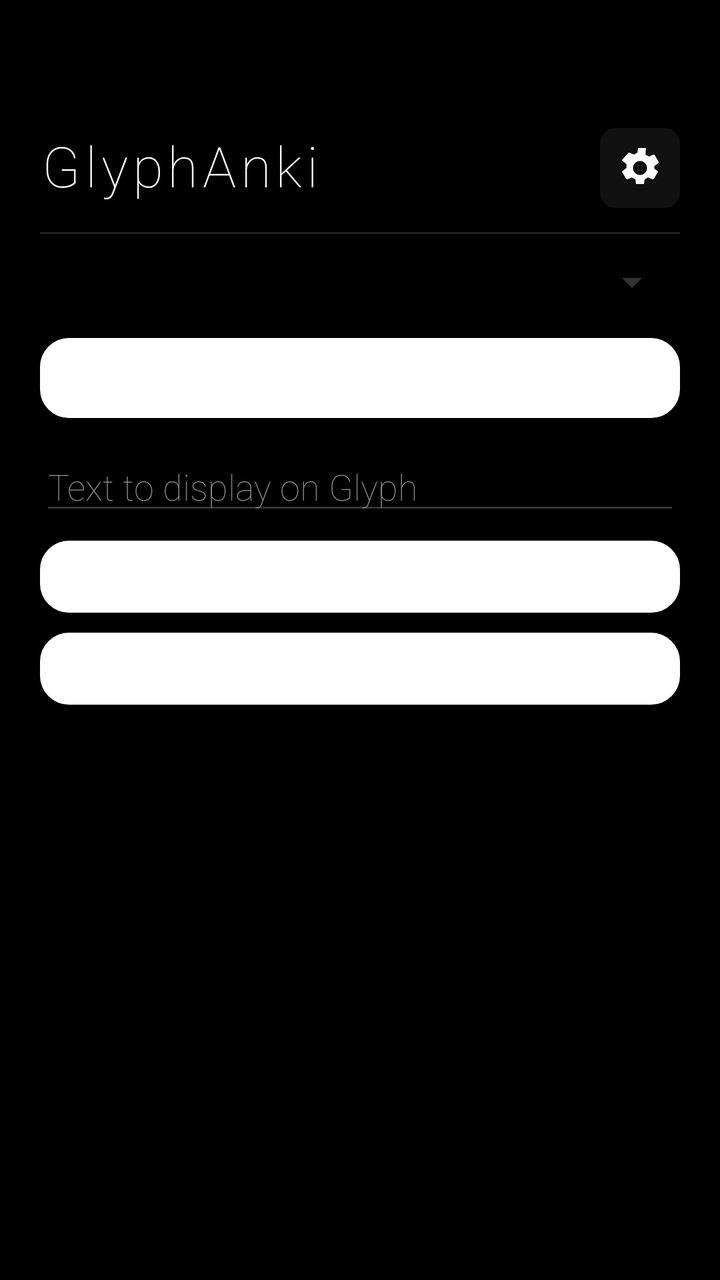
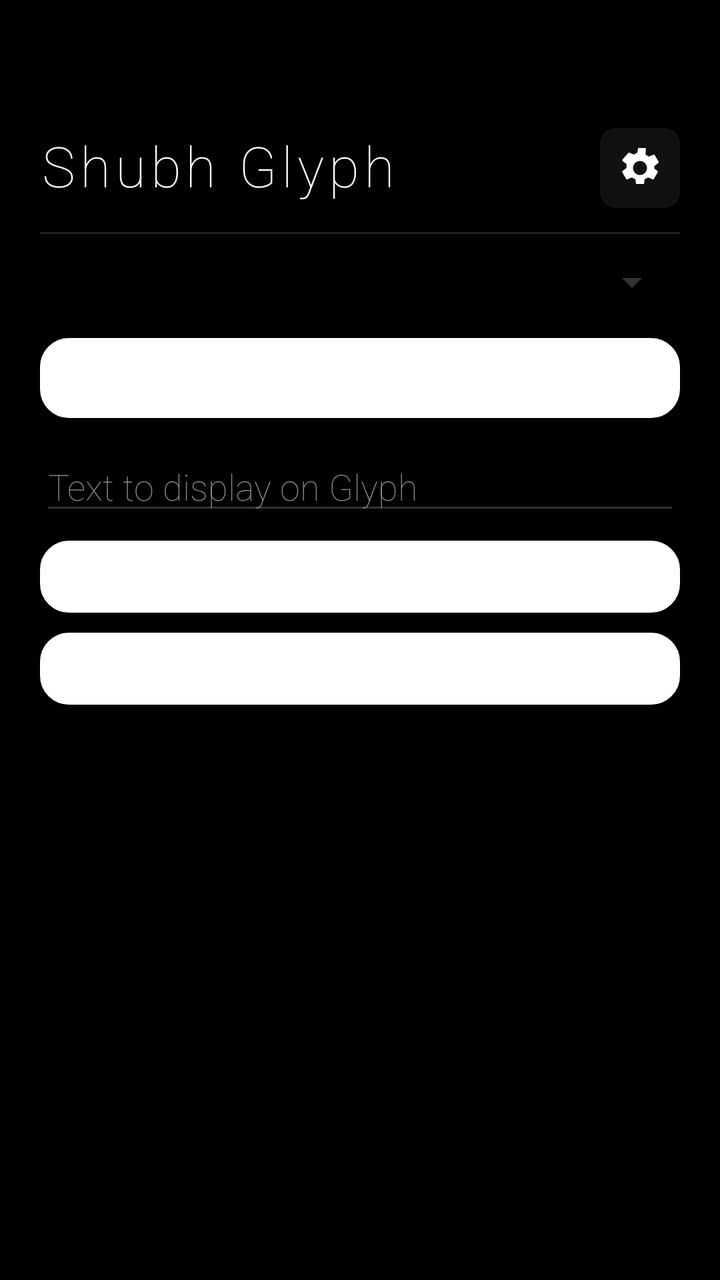

Screens rendered from an Android XML layout before and after an edit, with the pre-edit source and the edit as a unified diff.
<!-- AndroidManifest.xml: application theme Theme.GlyphAnki -->
<!-- res/layout/activity_main.xml -->
<?xml version="1.0" encoding="utf-8"?>
<LinearLayout xmlns:android="http://schemas.android.com/apk/res/android"
    android:layout_width="match_parent"
    android:layout_height="match_parent"
    android:orientation="vertical"
    android:padding="20dp"
    android:background="#000000"
    android:focusable="true"
    android:focusableInTouchMode="true"
    android:descendantFocusability="beforeDescendants">

    <LinearLayout
        android:layout_width="match_parent"
        android:layout_height="wrap_content"
        android:orientation="horizontal"
        android:paddingTop="44dp"
        android:paddingBottom="12dp">

        <TextView
            android:id="@+id/title"
            android:layout_width="0dp"
            android:layout_height="wrap_content"
            android:layout_weight="1"
            android:text="GlyphAnki"
            android:textSize="28sp"
            android:textColor="#FFFFFF"
            android:fontFamily="sans-serif-thin"
            android:letterSpacing="0.08"/>

        <ImageButton
            android:id="@+id/settingsButton"
            android:layout_width="40dp"
            android:layout_height="40dp"
            android:background="@drawable/bg_icon_button"
            android:contentDescription="Settings"
            android:padding="8dp"
            android:tint="#FFFFFF"
            android:src="@drawable/ic_settings_gear" />
    </LinearLayout>

    <View
        android:layout_width="match_parent"
        android:layout_height="1dp"
        android:background="#222222"
        android:layout_marginBottom="12dp"/>

    <Spinner
        android:id="@+id/deckSpinner"
        android:layout_width="match_parent"
        android:layout_height="wrap_content"
        android:layout_marginBottom="8dp"
        android:backgroundTint="#333333"
        android:padding="6dp"
        android:popupBackground="#111111"
        android:focusable="false"
        android:focusableInTouchMode="false"
        android:clickable="true" />

    <Button
        android:id="@+id/startButton"
        android:layout_width="match_parent"
        android:layout_height="40dp"
        android:text="Start session"
        android:textColor="#FFFFFF"
        android:background="@drawable/btn_nothing"
        android:layout_marginTop="8dp"/>

    

    <EditText
        android:id="@+id/customTextInput"
        android:layout_width="match_parent"
        android:layout_height="wrap_content"
        android:hint="Text to display on Glyph"
        android:inputType="text"
        android:singleLine="true"
        android:textColor="#FFFFFF"
        android:textColorHint="#888888"
        android:backgroundTint="#333333"
        android:layout_marginTop="12dp" />

    <Button
        android:id="@+id/sendCustomTextButton"
        android:layout_width="match_parent"
        android:layout_height="36dp"
        android:text="Show on Glyph"
        android:textColor="#FFFFFF"
        android:background="@drawable/btn_nothing"
        android:layout_marginTop="8dp" />



    <Button
        android:id="@+id/stopGlyphButton"
        android:layout_width="match_parent"
        android:layout_height="36dp"
        android:text="Stop Glyph display"
        android:textColor="#FFFFFF"
        android:background="@drawable/btn_nothing"
        android:layout_marginTop="10dp" />

    <TextView
        android:id="@+id/debugText"
        android:layout_width="match_parent"
        android:layout_height="wrap_content"
        android:textSize="12sp"
        android:textColor="#AAAAAA"
        android:paddingTop="12dp" />

</LinearLayout>
<!-- resources referenced by this layout -->
<resources>
  <!-- drawable bg_icon_button (drawable) -->
  <?xml version="1.0" encoding="utf-8"?>
  <ripple xmlns:android="http://schemas.android.com/apk/res/android"
      android:color="#22FFFFFF">
      <item>
          <shape android:shape="rectangle">
              <solid android:color="#111111" />
              <corners android:radius="8dp" />
          </shape>
      </item>
  </ripple>
  <!-- drawable btn_nothing (drawable) -->
  <?xml version="1.0" encoding="utf-8"?>
  <ripple xmlns:android="http://schemas.android.com/apk/res/android"
      android:color="#22FF3B30">
      <item android:id="@android:id/mask">
          <shape android:shape="rectangle">
              <solid android:color="@android:color/white" />
              <corners android:radius="14dp" />
          </shape>
      </item>
      <item>
          <selector>
              <item android:state_pressed="true">
                  <shape android:shape="rectangle">
                      <solid android:color="@color/nothing_card" />
                      <stroke android:width="2dp" android:color="@color/nothing_red" />
                      <corners android:radius="14dp" />
                      <padding android:left="14dp" android:top="10dp" android:right="14dp" android:bottom="10dp" />
                  </shape>
              </item>
              <item>
                  <shape android:shape="rectangle">
                      <solid android:color="@color/nothing_card" />
                      <stroke android:width="1dp" android:color="@color/nothing_border" />
                      <corners android:radius="14dp" />
                      <padding android:left="14dp" android:top="10dp" android:right="14dp" android:bottom="10dp" />
                  </shape>
              </item>
          </selector>
      </item>
  </ripple>
  <!-- drawable ic_settings_gear (drawable) -->
  <?xml version="1.0" encoding="utf-8"?>
  <vector xmlns:android="http://schemas.android.com/apk/res/android"
      android:width="24dp"
      android:height="24dp"
      android:viewportWidth="24"
      android:viewportHeight="24">
      <path
          android:fillColor="#FFFFFFFF"
          android:pathData="M19.14,12.94c0.04,-0.31 0.06,-0.63 0.06,-0.94s-0.02,-0.63 -0.06,-0.94l2.03,-1.58c0.18,-0.14 0.23,-0.41 0.12,-0.61l-1.92,-3.32c-0.11,-0.2 -0.36,-0.28 -0.57,-0.22l-2.39,0.96c-0.5,-0.38 -1.05,-0.69 -1.65,-0.93L14.96,2h-3.92l-0.37,2.36c-0.6,0.24 -1.15,0.55 -1.65,0.93l-2.39,-0.96c-0.21,-0.08 -0.46,0.02 -0.57,0.22L3.14,7.87c-0.11,0.2 -0.06,0.47 0.12,0.61l2.03,1.58c-0.04,0.31 -0.06,0.63 -0.06,0.94s0.02,0.63 0.06,0.94l-2.03,1.58c-0.18,0.14 -0.23,0.41 -0.12,0.61l1.92,3.32c0.11,0.2 0.36,0.28 0.57,0.22l2.39,-0.96c0.5,0.38 1.05,0.69 1.65,0.93l0.37,2.36h3.92l0.37,-2.36c0.6,-0.24 1.15,-0.55 1.65,-0.93l2.39,0.96c0.21,0.08 0.46,-0.02 0.57,-0.22l1.92,-3.32c0.11,-0.2 0.06,-0.47 -0.12,-0.61l-2.03,-1.58zM12,15.5c-1.93,0 -3.5,-1.57 -3.5,-3.5s1.57,-3.5 3.5,-3.5 3.5,1.57 3.5,3.5 -1.57,3.5 -3.5,3.5z" />
  </vector>
  <style name="Theme.GlyphAnki" parent="Theme.Material3.Dark.NoActionBar">
          <item name="android:windowBackground">@color/nothing_bg</item>
          <item name="android:statusBarColor">@color/nothing_bg</item>
          <item name="android:navigationBarColor">@color/nothing_bg</item>
          <item name="android:fontFamily">sans-serif-thin</item>
          <item name="android:textColor">@color/nothing_fg</item>
          <item name="colorPrimary">@color/nothing_fg</item>
          <item name="colorOnPrimary">@color/nothing_bg</item>
          <item name="colorSecondary">@color/nothing_border</item>
      </style>
  <color name="nothing_card">#111111</color>
  <color name="nothing_red">#FF3B30</color>
  <color name="nothing_border">#222222</color>
  <color name="nothing_bg">#000000</color>
  <color name="nothing_fg">#FFFFFF</color>
</resources>

<!-- the commit's change to res/layout/activity_main.xml (unified diff, before → after) -->
@@ -21,7 +21,7 @@
             android:layout_width="0dp"
             android:layout_height="wrap_content"
             android:layout_weight="1"
-            android:text="GlyphAnki"
+            android:text="Shubh Glyph"
             android:textSize="28sp"
             android:textColor="#FFFFFF"
             android:fontFamily="sans-serif-thin"
